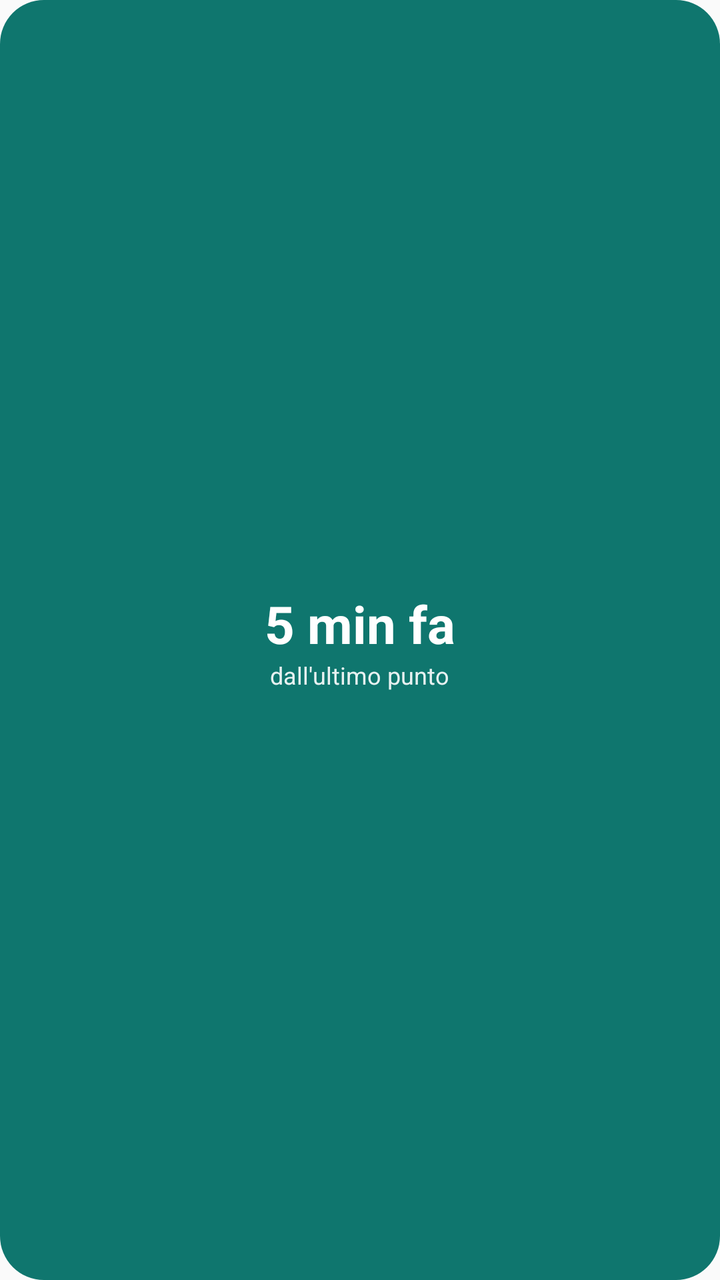
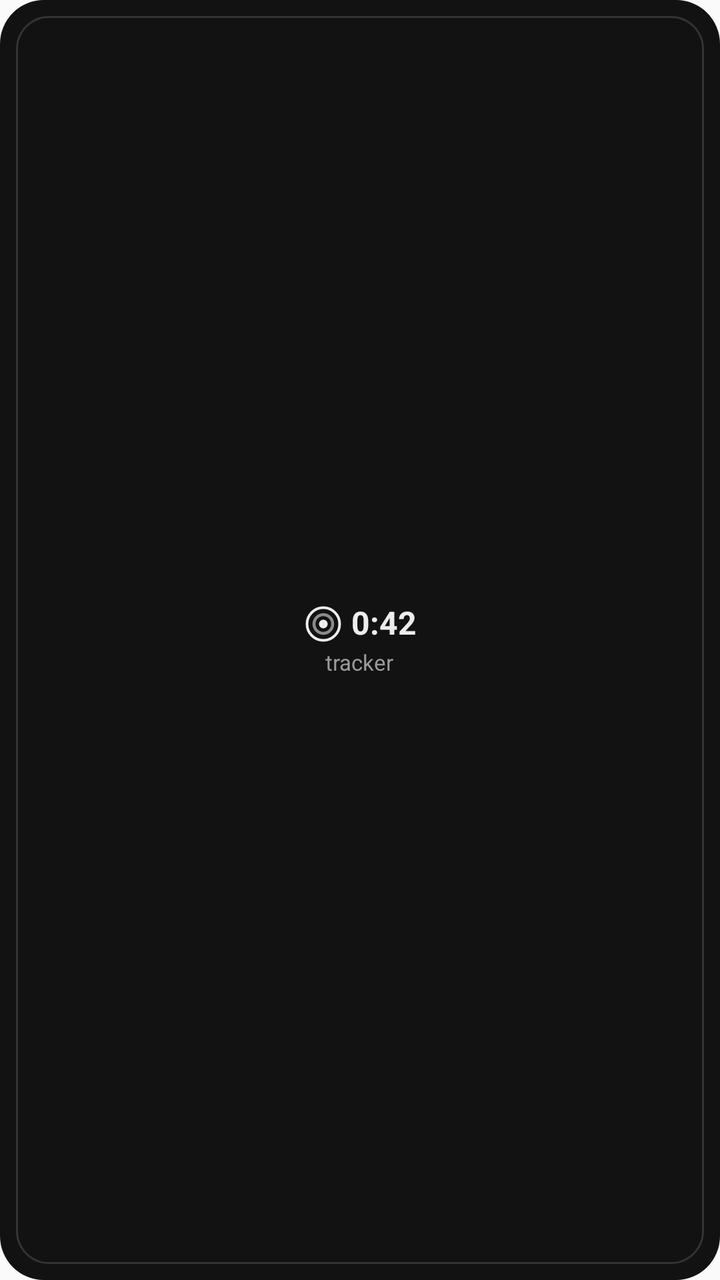

Compare the two renders of this Android layout. The source of the first and the diff that turns it into the second are given below.
<!-- AndroidManifest.xml: application theme android:Theme.Material.Light.NoActionBar -->
<!-- res/layout/widget_last_point_preview.xml -->
<?xml version="1.0" encoding="utf-8"?>
<LinearLayout xmlns:android="http://schemas.android.com/apk/res/android"
    android:id="@+id/w_root"
    android:layout_width="match_parent"
    android:layout_height="match_parent"
    android:orientation="vertical"
    android:gravity="center"
    android:padding="12dp"
    android:background="@drawable/widget_bg">

    <TextView
        android:id="@+id/w_value"
        android:text="5 min fa"
        android:layout_width="wrap_content"
        android:layout_height="wrap_content"
        android:textSize="26sp"
        android:textStyle="bold"
        android:textColor="#FFFFFF"
        android:maxLines="1" />

    <TextView
        android:id="@+id/w_label"
        android:text="dall'ultimo punto"
        android:layout_width="wrap_content"
        android:layout_height="wrap_content"
        android:textSize="12sp"
        android:textColor="#E6FFFFFF"
        android:maxLines="1" />
</LinearLayout>
<!-- resources referenced by this layout -->
<resources>
  <!-- drawable widget_bg (drawable) -->
  <?xml version="1.0" encoding="utf-8"?>
  <shape xmlns:android="http://schemas.android.com/apk/res/android" android:shape="rectangle">
      <solid android:color="#0F766E" />
      <corners android:radius="22dp" />
  </shape>
</resources>

<!-- the commit's change to res/layout/widget_last_point_preview.xml (unified diff, before → after) -->
@@ -3,27 +3,48 @@
     android:id="@+id/w_root"
     android:layout_width="match_parent"
     android:layout_height="match_parent"
-    android:orientation="vertical"
-    android:gravity="center"
-    android:padding="12dp"
-    android:background="@drawable/widget_bg">
+    android:padding="8dp"
+    android:background="@drawable/widget_app_dark">
 
-    <TextView
-        android:id="@+id/w_value"
-        android:text="5 min fa"
-        android:layout_width="wrap_content"
-        android:layout_height="wrap_content"
-        android:textSize="26sp"
-        android:textStyle="bold"
-        android:textColor="#FFFFFF"
-        android:maxLines="1" />
-
-    <TextView
-        android:id="@+id/w_label"
-        android:text="dall'ultimo punto"
-        android:layout_width="wrap_content"
-        android:layout_height="wrap_content"
-        android:textSize="12sp"
-        android:textColor="#E6FFFFFF"
-        android:maxLines="1" />
+    <LinearLayout
+        android:id="@+id/w_col_pos"
+        android:layout_width="match_parent"
+        android:layout_height="match_parent"
+        android:orientation="vertical"
+        android:gravity="center"
+        android:background="@drawable/widget_tracker_dark">
+        <LinearLayout
+            android:layout_width="wrap_content"
+            android:layout_height="wrap_content"
+            android:orientation="horizontal"
+            android:gravity="center_vertical">
+            <ImageView
+                android:layout_width="20dp"
+                android:layout_height="20dp"
+                android:scaleType="fitCenter"
+                android:tint="#FFECECEC"
+                android:src="@drawable/ic_still_2" />
+            <TextView
+                android:id="@+id/w_ago"
+            android:text="0:42"
+                android:layout_width="wrap_content"
+                android:layout_height="wrap_content"
+                android:layout_marginLeft="4dp"
+                android:includeFontPadding="false"
+                android:textSize="16sp"
+                android:textStyle="bold"
+                android:textColor="#ECECEC"
+                android:maxLines="1" />
+        </LinearLayout>
+        <TextView
+            android:id="@+id/w_lbl_pos"
+            android:layout_width="wrap_content"
+            android:layout_height="wrap_content"
+            android:layout_marginTop="3dp"
+            android:includeFontPadding="false"
+            android:text="tracker"
+            android:textSize="11sp"
+            android:textColor="#9B9B9B"
+            android:maxLines="1" />
+    </LinearLayout>
 </LinearLayout>
<!-- resource entries referenced after the edit -->
@@ -1,10 +1,40 @@
 <!-- resources referenced by this layout -->
 <resources>
-  <!-- drawable widget_bg (drawable) -->
+  <!-- drawable ic_still_2 (drawable) -->
+  <?xml version="1.0" encoding="utf-8"?>
+  <vector xmlns:android="http://schemas.android.com/apk/res/android"
+      android:width="24dp"
+      android:height="24dp"
+      android:viewportWidth="24"
+      android:viewportHeight="24">
+      <path
+          android:fillColor="#FF000000"
+          android:fillAlpha="1.0"
+          android:pathData="M12,12m-2.6,0a2.6,2.6 0 1,0 5.2,0a2.6,2.6 0 1,0 -5.2,0" />
+      <path
+          android:fillColor="#00000000"
+          android:strokeColor="#FF000000"
+          android:strokeAlpha="0.55"
+          android:strokeWidth="1.8"
+          android:pathData="M12,12m-5.6,0a5.6,5.6 0 1,0 11.2,0a5.6,5.6 0 1,0 -11.2,0" />
+      <path
+          android:fillColor="#00000000"
+          android:strokeColor="#FF000000"
+          android:strokeAlpha="1.0"
+          android:strokeWidth="1.6"
+          android:pathData="M12,12m-9.8,0a9.8,9.8 0 1,0 19.6,0a9.8,9.8 0 1,0 -19.6,0" />
+  </vector>
+  <!-- drawable widget_app_dark (drawable) -->
   <?xml version="1.0" encoding="utf-8"?>
   <shape xmlns:android="http://schemas.android.com/apk/res/android" android:shape="rectangle">
-      <solid android:color="#0F766E" />
+      <solid android:color="#121212" />
       <corners android:radius="22dp" />
+  </shape>
+  <!-- drawable widget_tracker_dark (drawable) -->
+  <?xml version="1.0" encoding="utf-8"?>
+  <shape xmlns:android="http://schemas.android.com/apk/res/android" android:shape="rectangle">
+      <stroke android:width="1dp" android:color="#343434" />
+      <corners android:radius="16dp" />
   </shape>
 </resources>
 
